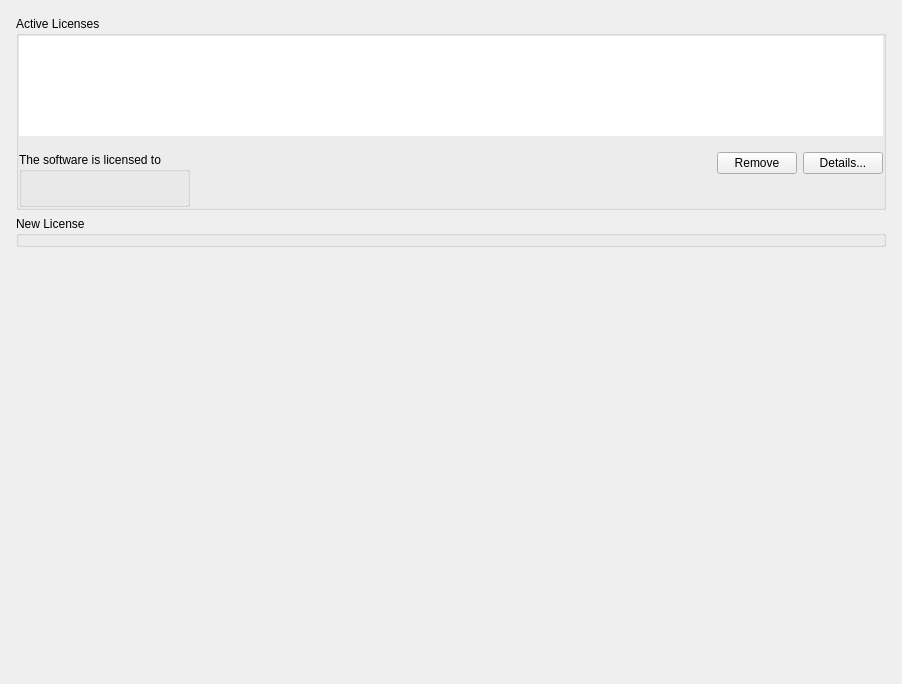
Above: vms/client/nx_vms_client_desktop/src/ui/widgets/system_settings/license_manager_widget.ui from networkoptix/nx_open before the change. Below: the same form after it.
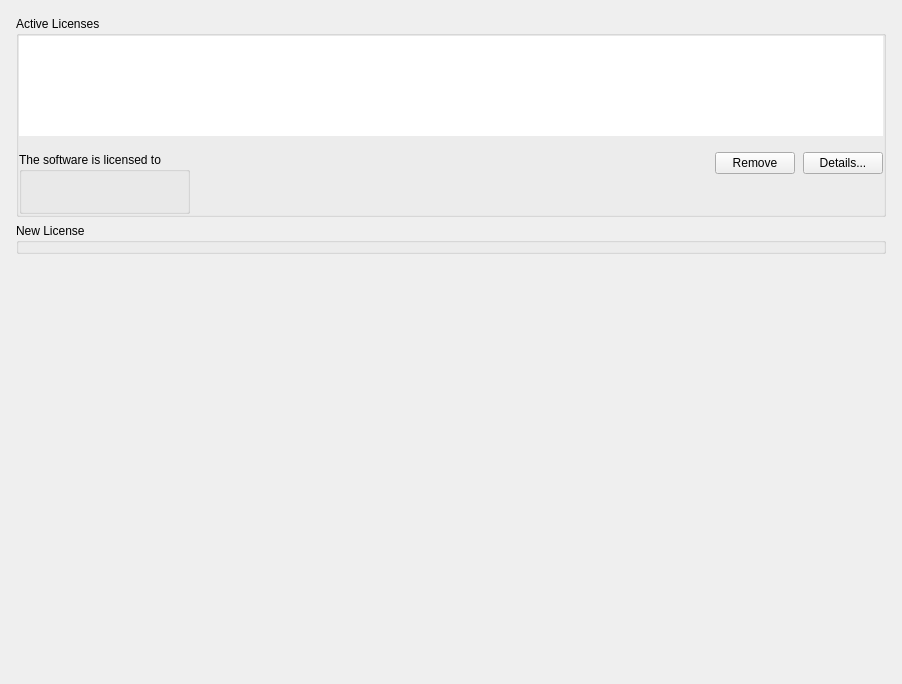
That is the form after the change. Custom widgets are drawn as their Qt base class.

Commit message:
VMS-37594: Fix license buttons in System Administration
Closes VMS-37594
Prevented buttons from being removed from the layout when the widget is not visible.

What changed in the file:
```diff
--- a/vms/client/nx_vms_client_desktop/src/ui/widgets/system_settings/license_manager_widget.ui
+++ b/vms/client/nx_vms_client_desktop/src/ui/widgets/system_settings/license_manager_widget.ui
@@ -74,7 +74,7 @@
          <property name="verticalSpacing">
           <number>16</number>
          </property>
-         <item row="0" column="0" colspan="4">
+         <item row="0" column="0" colspan="3">
           <widget class="nx::vms::client::desktop::TreeView" name="gridLicenses">
            <property name="minimumSize">
             <size>
@@ -117,20 +117,6 @@
            </attribute>
           </widget>
          </item>
-         <item row="1" column="3">
-          <widget class="QPushButton" name="detailsButton">
-           <property name="text">
-            <string>Details...</string>
-           </property>
-          </widget>
-         </item>
-         <item row="1" column="2">
-          <widget class="QPushButton" name="removeButton">
-           <property name="text">
-            <string>Remove</string>
-           </property>
-          </widget>
-         </item>
          <item row="1" column="1" rowspan="2">
           <spacer name="horizontalSpacer_2">
            <property name="orientation">
@@ -144,7 +130,31 @@
            </property>
           </spacer>
          </item>
-         <item row="2" column="2" colspan="2">
+         <item row="1" column="2">
+          <layout class="QHBoxLayout" name="horizontalLayout_2" stretch="0,0">
+           <property name="spacing">
+            <number>8</number>
+           </property>
+           <property name="sizeConstraint">
+            <enum>QLayout::SetDefaultConstraint</enum>
+           </property>
+           <item>
+            <widget class="QPushButton" name="removeButton">
+             <property name="text">
+              <string>Remove</string>
+             </property>
+            </widget>
+           </item>
+           <item>
+            <widget class="QPushButton" name="detailsButton">
+             <property name="text">
+              <string>Details...</string>
+             </property>
+            </widget>
+           </item>
+          </layout>
+         </item>
+         <item row="2" column="2">
           <spacer name="verticalSpacer">
            <property name="orientation">
             <enum>Qt::Vertical</enum>
@@ -152,7 +162,7 @@
            <property name="sizeHint" stdset="0">
             <size>
              <width>20</width>
-             <height>1</height>
+             <height>40</height>
             </size>
            </property>
           </spacer>
```
The commit also changes 2 other files.
